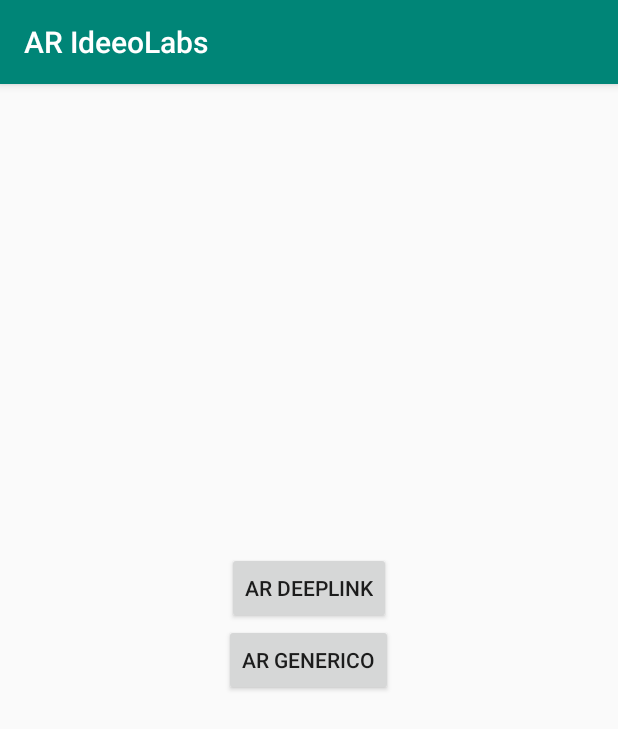
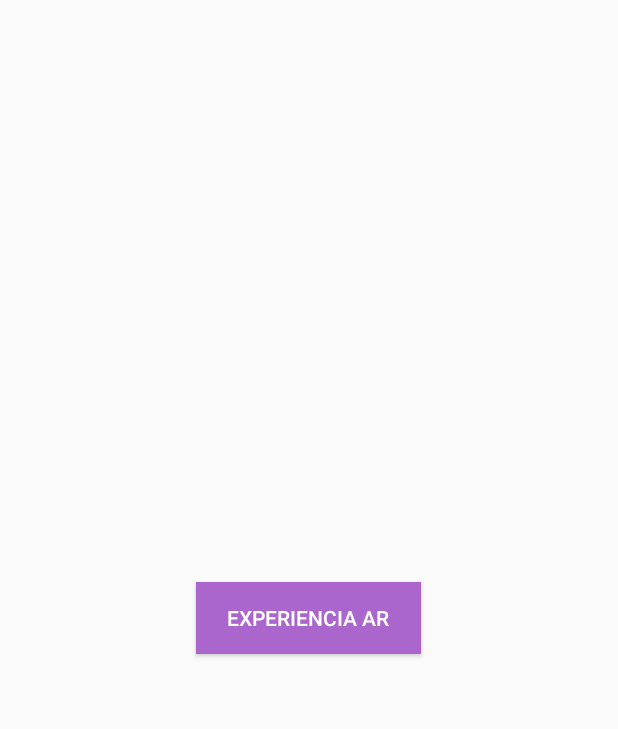
Before and after one commit to jlsotoh/ideezap, an Android app: the screen it shows after launch (MainActivity), on a phone screen of 412 x 824 dp. Shown: the top 729 px of the screen. Run offline under Robolectric (Android 15) with nearby library versions, the phone set to English and light mode, and no system bars; libraries missing offline, so code that uses them is left out: com.zappar; 3 statements that could not run were skipped.

Commit message:
zid bbva

```diff
--- a/app/src/main/AndroidManifest.xml
+++ b/app/src/main/AndroidManifest.xml
@@ -14,7 +14,10 @@
 
         <meta-data android:name="com.zappar.embed.API_KEY" android:value="eaQiTywg2bZByA+8XNfsOokgtZM="/>
 
-        <activity android:name=".MainActivity">
+        <activity android:name=".MainActivity"
+            android:launchMode="singleTask"
+            android:theme="@style/Theme.AppCompat.Light.NoActionBar.FullScreen"
+            android:screenOrientation="fullSensor">
             <intent-filter>
                 <action android:name="android.intent.action.MAIN" />
 
--- a/app/src/main/res/layout/activity_main.xml
+++ b/app/src/main/res/layout/activity_main.xml
@@ -7,21 +7,12 @@
     android:layout_height="match_parent" >
 
     <Button
-        android:id="@+id/btn_AR"
-        android:layout_width="wrap_content"
+        android:id="@+id/btnDeepLink"
+        android:layout_width="150dp"
         android:layout_height="wrap_content"
         android:layout_centerInParent="true"
-        android:layout_centerHorizontal="true"
-        android:gravity="center"
-        android:text="AR Generico" />
-
-    <Button
-        android:id="@+id/btnDeepLink"
-        android:layout_width="wrap_content"
-        android:layout_height="wrap_content"
-        android:layout_above="@+id/btn_AR"
-        android:layout_centerHorizontal="true"
-        android:layout_marginBottom="0dp"
-        android:text="AR Deeplink" />
+        android:background="@android:color/holo_purple"
+        android:text="@string/experiencia_ar"
+        android:textColor="@android:color/background_light" />
 
 </RelativeLayout>
--- a/app/src/main/res/values/strings.xml
+++ b/app/src/main/res/values/strings.xml
@@ -1,3 +1,4 @@
 <resources>
     <string name="app_name">AR IdeeoLabs</string>
+    <string name="experiencia_ar">Experiencia AR</string>
 </resources>
--- a/app/src/main/res/values/styles.xml
+++ b/app/src/main/res/values/styles.xml
@@ -2,10 +2,16 @@
 
     <!-- Base application theme. -->
     <style name="AppTheme" parent="Theme.AppCompat.Light.DarkActionBar">
-        <!-- Customize your theme here. -->
         <item name="colorPrimary">@color/colorPrimary</item>
         <item name="colorPrimaryDark">@color/colorPrimaryDark</item>
         <item name="colorAccent">@color/colorAccent</item>
     </style>
 
+    <style name="Theme.AppCompat.Light.NoActionBar.FullScreen" parent="@style/Theme.AppCompat.Light.NoActionBar">
+        <item name="android:windowNoTitle">true</item>
+        <item name="android:windowActionBar">false</item>
+        <item name="android:windowFullscreen">true</item>
+        <item name="android:windowContentOverlay">@null</item>
+    </style>
+
 </resources>
```
Also changed, not shown: app/src/main/java/com/zappar/SwiftEmbed/MainActivity.java (+9 -20 lines).
